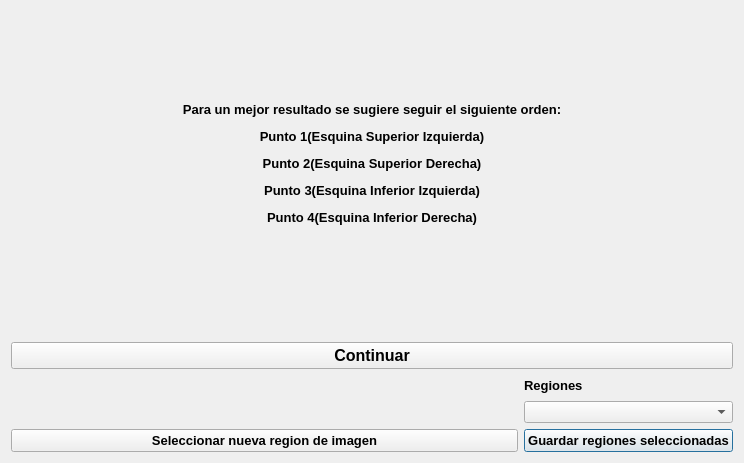
Old version of the form msgRecorte.ui in the repository EduarRafael/Aplicacion-Tickets.
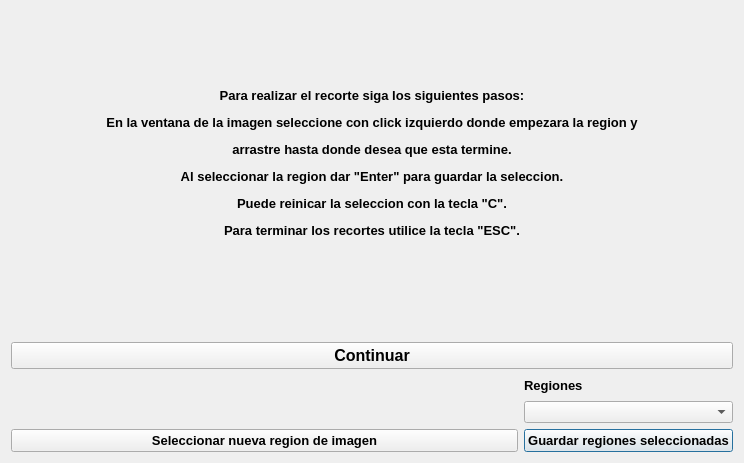
New version of the form.

What changed in the file:
```diff
--- a/msgRecorte.ui
+++ b/msgRecorte.ui
@@ -67,7 +67,7 @@
       </font>
      </property>
      <property name="text">
-      <string>&lt;html&gt;&lt;head/&gt;&lt;body&gt;&lt;p&gt;Para un mejor resultado se sugiere seguir el siguiente orden:&lt;/p&gt;&lt;p&gt;Punto 1(Esquina Superior Izquierda)&lt;/p&gt;&lt;p&gt;Punto 2(Esquina Superior Derecha)&lt;/p&gt;&lt;p&gt;Punto 3(Esquina Inferior Izquierda)&lt;/p&gt;&lt;p&gt;Punto 4(Esquina Inferior Derecha)&lt;/p&gt;&lt;/body&gt;&lt;/html&gt;</string>
+      <string>&lt;html&gt;&lt;head/&gt;&lt;body&gt;&lt;p&gt;Para realizar el recorte siga los siguientes pasos:&lt;/p&gt;&lt;p&gt;En la ventana de la imagen seleccione con click izquierdo donde empezara la region y&lt;/p&gt;&lt;p&gt;arrastre hasta donde desea que esta termine.&lt;/p&gt;&lt;p&gt;Al seleccionar la region dar &amp;quot;Enter&amp;quot; para guardar la seleccion.&lt;/p&gt;&lt;p&gt;Puede reinicar la seleccion con la tecla &amp;quot;C&amp;quot;.&lt;/p&gt;&lt;p&gt;Para terminar los recortes utilice la tecla &amp;quot;ESC&amp;quot;.&lt;/p&gt;&lt;/body&gt;&lt;/html&gt;</string>
      </property>
      <property name="alignment">
       <set>Qt::AlignCenter</set>
```
